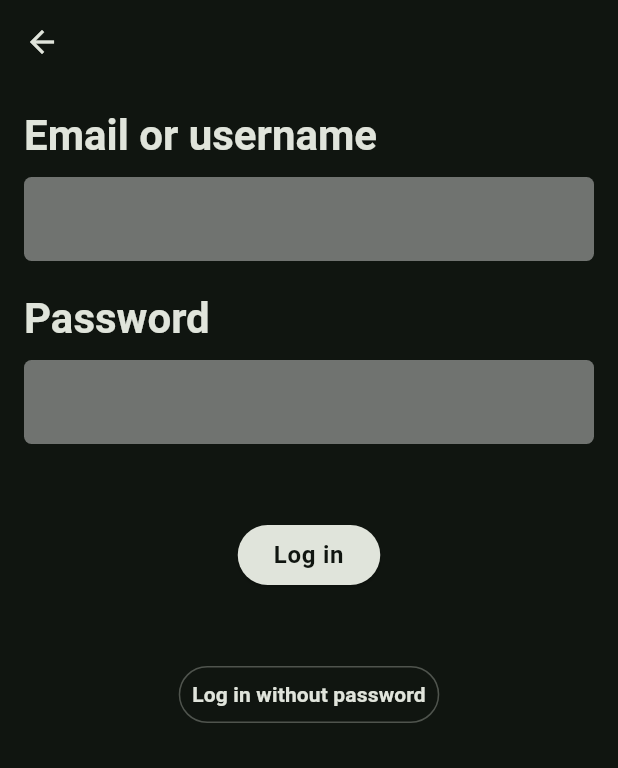
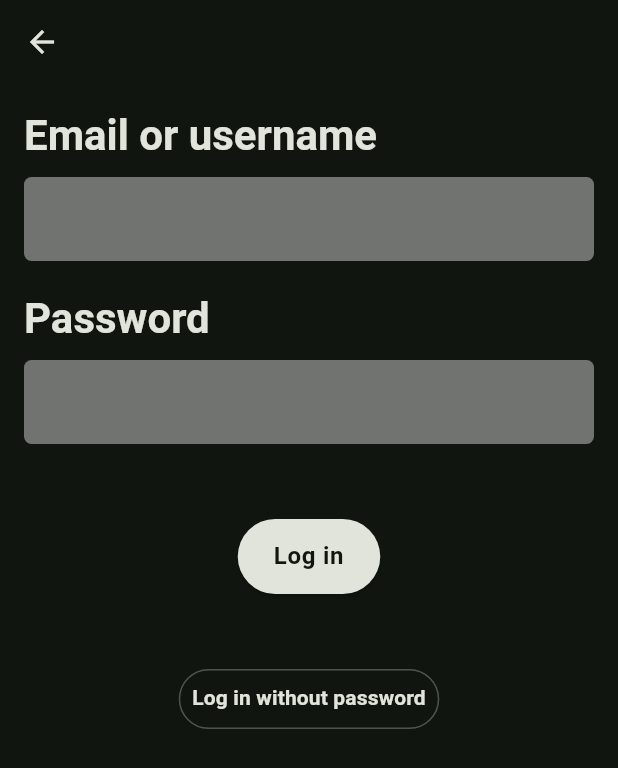
Before and after one commit to hinasahammed/spotify_clone, a Flutter app: the screen it shows after launch, after a tap on "Log in", on a phone screen of 412 x 824 dp. Shown: the top 768 px of the screen. Run offline on Flutter 3.47's test engine with Material 3 defaults, Android fonts, the phone set to English and light mode, and no system bars; our stand-ins replace gap; network calls fail.

Commit message:
some refactoring

```diff
--- a/lib/view/createAccount/email/create_account_with_email.dart
+++ b/lib/view/createAccount/email/create_account_with_email.dart
@@ -40,6 +40,8 @@ class CreateAccountWithEmail extends StatelessWidget {
             const Gap(20),
             Align(
               alignment: Alignment.center,
+              child: SizedBox(
+                height: 50,
                 child: CustomButton(
                   onPressed: () {
                     Navigator.push(
@@ -51,6 +53,7 @@ class CreateAccountWithEmail extends StatelessWidget {
                   textColor: theme.colorScheme.surface,
                   btnText: "Next",
                 ),
+              ),
             )
           ],
         ),
--- a/lib/view/createAccount/email/widgets/create_password.dart
+++ b/lib/view/createAccount/email/widgets/create_password.dart
@@ -36,6 +36,8 @@ class CreatePassword extends StatelessWidget {
             const Gap(50),
             Align(
               alignment: Alignment.center,
+              child: SizedBox(
+                height: 50,
                 child: CustomButton(
                   onPressed: () {
                     Navigator.push(context,
@@ -45,6 +47,7 @@ class CreatePassword extends StatelessWidget {
                   textColor: theme.colorScheme.surface,
                   btnText: "Next",
                 ),
+              ),
             )
           ],
         ),
--- a/lib/view/createAccount/email/widgets/select_dob.dart
+++ b/lib/view/createAccount/email/widgets/select_dob.dart
@@ -43,6 +43,8 @@ class SelectDob extends StatelessWidget {
             const Gap(50),
             Align(
               alignment: Alignment.center,
+              child: SizedBox(
+                height: 50,
                 child: CustomButton(
                   onPressed: () {
                     Navigator.push(
@@ -54,6 +56,7 @@ class SelectDob extends StatelessWidget {
                   textColor: theme.colorScheme.surface,
                   btnText: "Next",
                 ),
+              ),
             )
           ],
         ),
--- a/lib/view/createAccount/email/widgets/select_gender.dart
+++ b/lib/view/createAccount/email/widgets/select_gender.dart
@@ -47,7 +47,7 @@ class _SelectGenderState extends State<SelectGender> {
                 crossAxisCount: 3,
                 crossAxisSpacing: 10,
                 mainAxisSpacing: 10,
-                childAspectRatio: 2,
+                mainAxisExtent: 70,
               ),
               itemBuilder: (context, index) => InkWell(
                 onTap: () {
--- a/lib/view/createAccount/email/widgets/select_music_type.dart
+++ b/lib/view/createAccount/email/widgets/select_music_type.dart
@@ -74,7 +74,7 @@ class _SelectMusicTypeState extends State<SelectMusicType> {
                   maxCrossAxisExtent: 200,
                   mainAxisSpacing: 15,
                   crossAxisSpacing: 15,
-                  childAspectRatio: 2,
+                  mainAxisExtent: 100,
                 ),
                 itemBuilder: (context, index) => InkWell(
                   onTap: () {
--- a/lib/view/createAccount/email/widgets/set_your_name.dart
+++ b/lib/view/createAccount/email/widgets/set_your_name.dart
@@ -106,6 +106,8 @@ class SetYourName extends StatelessWidget {
             const Gap(50),
             Align(
               alignment: Alignment.center,
+              child: SizedBox(
+                height: 50,
                 child: CustomButton(
                   onPressed: () {
                     Navigator.push(
@@ -117,6 +119,7 @@ class SetYourName extends StatelessWidget {
                   textColor: theme.colorScheme.surface,
                   btnText: "Create account",
                 ),
+              ),
             )
           ],
         ),
--- a/lib/view/login/withEmailUsername/login_with_email_password.dart
+++ b/lib/view/login/withEmailUsername/login_with_email_password.dart
@@ -42,6 +42,8 @@ class LoginWithEmailPassword extends StatelessWidget {
             const Gap(50),
             Align(
               alignment: Alignment.center,
+              child: SizedBox(
+                height: 50,
                 child: CustomButton(
                   onPressed: () {
                     Navigator.push(
@@ -53,6 +55,7 @@ class LoginWithEmailPassword extends StatelessWidget {
                   backgroundColor: theme.colorScheme.onSurface,
                   textColor: theme.colorScheme.surface,
                   btnText: "Log in",
+                ),
               ),
             ),
             const Gap(50),
@@ -68,6 +71,7 @@ class LoginWithEmailPassword extends StatelessWidget {
                   );
                 },
                 child: Container(
+                  height: 40,
                   padding: const EdgeInsets.all(8),
                   decoration: BoxDecoration(
                     borderRadius: BorderRadius.circular(20),
--- a/lib/view/start/start_view.dart
+++ b/lib/view/start/start_view.dart
@@ -45,7 +45,7 @@ class StartView extends StatelessWidget {
               ),
               const Gap(50),
               SizedBox(
-                width: double.infinity,
+                height: 50,
                 child: CustomButton(
                   backgroundColor: theme.colorScheme.primary,
                   textColor: theme.colorScheme.onPrimary,
@@ -62,7 +62,7 @@ class StartView extends StatelessWidget {
               ),
               const Gap(10),
               SizedBox(
-                width: double.infinity,
+                height: 50,
                 child: CustomButton(
                   onPressed: () {
                     Navigator.push(
@@ -83,20 +83,20 @@ class StartView extends StatelessWidget {
               ),
               const Gap(10),
               SizedBox(
-                width: double.infinity,
+                height: 50,
                 child: CustomButton(
                   onPressed: () {},
                   btnText: "Continue with Google",
                   icon: Image.asset(
                     IconsAsset.google,
-                    width: 40,
-                    height: 40,
+                    // width: 50,
+                    // height: 50,
                   ),
                 ),
               ),
               const Gap(10),
               SizedBox(
-                width: double.infinity,
+                height: 50,
                 child: CustomButton(
                   onPressed: () {},
                   btnText: "Continue with Facebook",
```
Also changed, not shown: lib/view/login/withoutPassword/login_without_password.dart (+8 -5 lines). Lines whose indentation alone changed are shown as unchanged.
